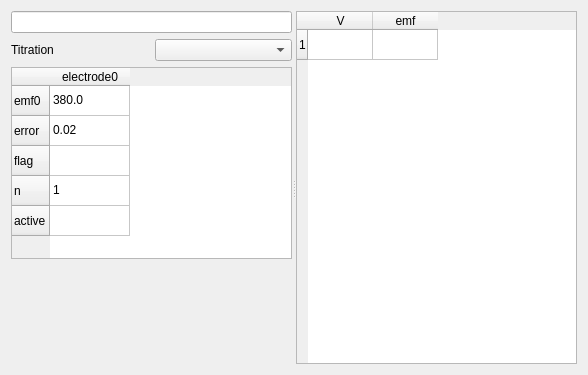
This is forms/emfds.ui in salvadorblasco/apes as Qt 5 draws it before an edit. The edited form follows.
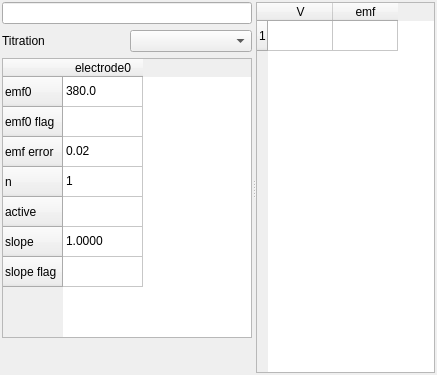
This is the edited form.

```diff
--- a/forms/emfds.ui
+++ b/forms/emfds.ui
@@ -6,7 +6,7 @@
    <rect>
     <x>0</x>
     <y>0</y>
-    <width>588</width>
+    <width>437</width>
     <height>375</height>
    </rect>
   </property>
@@ -14,12 +14,24 @@
    <string>Form</string>
   </property>
   <layout class="QVBoxLayout" name="verticalLayout_3">
+   <property name="leftMargin">
+    <number>2</number>
+   </property>
+   <property name="topMargin">
+    <number>2</number>
+   </property>
+   <property name="rightMargin">
+    <number>2</number>
+   </property>
+   <property name="bottomMargin">
+    <number>2</number>
+   </property>
    <item>
     <widget class="QSplitter" name="splitter">
      <property name="orientation">
       <enum>Qt::Horizontal</enum>
      </property>
-     <widget class="QWidget" name="">
+     <widget class="QWidget" name="layoutWidget">
       <layout class="QVBoxLayout" name="verticalLayout_2">
        <item>
         <layout class="QVBoxLayout" name="verticalLayout">
@@ -48,6 +60,12 @@
        </item>
        <item>
         <widget class="QTableWidget" name="table_params">
+         <property name="sizePolicy">
+          <sizepolicy hsizetype="Preferred" vsizetype="Expanding">
+           <horstretch>0</horstretch>
+           <verstretch>0</verstretch>
+          </sizepolicy>
+         </property>
          <attribute name="horizontalHeaderDefaultSectionSize">
           <number>80</number>
          </attribute>
@@ -58,12 +76,12 @@
          </row>
          <row>
           <property name="text">
-           <string>error</string>
+           <string>emf0 flag</string>
           </property>
          </row>
          <row>
           <property name="text">
-           <string>flag</string>
+           <string>emf error</string>
           </property>
          </row>
          <row>
@@ -76,6 +94,16 @@
            <string>active</string>
           </property>
          </row>
+         <row>
+          <property name="text">
+           <string>slope</string>
+          </property>
+         </row>
+         <row>
+          <property name="text">
+           <string>slope flag</string>
+          </property>
+         </row>
          <column>
           <property name="text">
            <string>electrode0</string>
@@ -86,7 +114,7 @@
            <string>380.0</string>
           </property>
          </item>
-         <item row="1" column="0">
+         <item row="2" column="0">
           <property name="text">
            <string>0.02</string>
           </property>
@@ -96,6 +124,11 @@
            <string>1</string>
           </property>
          </item>
+         <item row="5" column="0">
+          <property name="text">
+           <string>1.0000</string>
+          </property>
+         </item>
         </widget>
        </item>
        <item>
@@ -103,6 +136,9 @@
          <property name="orientation">
           <enum>Qt::Vertical</enum>
          </property>
+         <property name="sizeType">
+          <enum>QSizePolicy::Preferred</enum>
+         </property>
          <property name="sizeHint" stdset="0">
           <size>
            <width>250</width>
```
